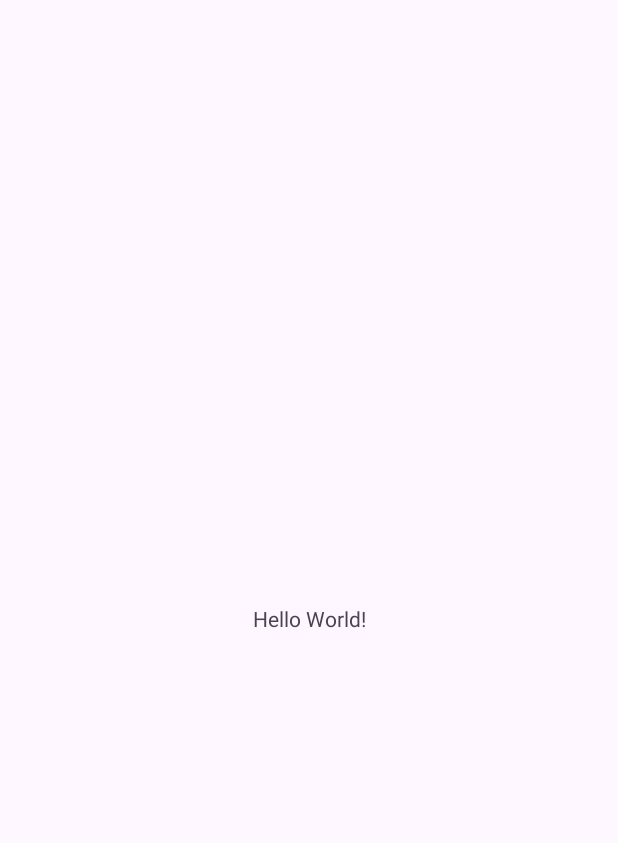
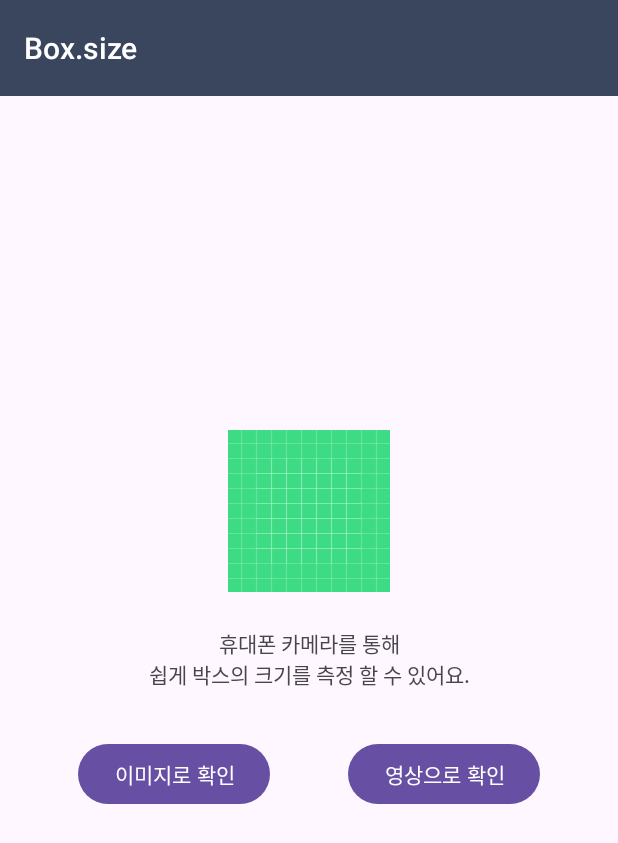
Before and after one commit to Box-size/box.size-android, an Android app: the screen it shows after launch (MainActivity), on a phone screen of 412 x 824 dp. Before the commit the part shown is almost empty. Shown: the top 843 px of the screen. Run offline under Robolectric (Android 15) with nearby library versions, the phone set to English and light mode, and no system bars.

Commit message:
feat: Make draft

```diff
--- a/app/src/main/AndroidManifest.xml
+++ b/app/src/main/AndroidManifest.xml
@@ -2,6 +2,11 @@
 <manifest xmlns:android="http://schemas.android.com/apk/res/android"
     xmlns:tools="http://schemas.android.com/tools">
 
+    <uses-feature android:name="android.hardware.camera.any" />
+    <uses-permission android:name="android.permission.CAMERA" />
+    <uses-permission android:name="android.permission.RECORD_AUDIO" />
+    <uses-permission android:name="android.permission.WRITE_EXTERNAL_STORAGE"
+        android:maxSdkVersion="28" />
     <application
         android:allowBackup="true"
         android:dataExtractionRules="@xml/data_extraction_rules"
--- /dev/null
+++ b/app/src/main/java/com/boxdotsize/boxdotsize_android/HomeFragment.kt
@@ -0,0 +1,39 @@
+package com.boxdotsize.boxdotsize_android
+
+import android.os.Bundle
+import android.view.LayoutInflater
+import android.view.View
+import android.view.ViewGroup
+import androidx.fragment.app.Fragment
+import androidx.navigation.fragment.findNavController
+import com.boxdotsize.boxdotsize_android.databinding.FragmentHomeBinding
+
+class HomeFragment: Fragment() {
+    private var _binding:FragmentHomeBinding?=null
+    private val binding get() = _binding!!
+
+    override fun onCreateView(
+        inflater: LayoutInflater,
+        container: ViewGroup?,
+        savedInstanceState: Bundle?
+    ): View? {
+        _binding= FragmentHomeBinding.inflate(inflater,container,false)
+        return binding.root
+    }
+
+    override fun onViewCreated(view: View, savedInstanceState: Bundle?) {
+        super.onViewCreated(view, savedInstanceState)
+
+        binding.btGoGallery.setOnClickListener {
+        }
+
+        binding.btGoVideo.setOnClickListener {
+            findNavController().navigate(R.id.action_homeFragment_to_previewFragment)
+        }
+    }
+
+    override fun onDestroyView() {
+        super.onDestroyView()
+        _binding=null
+    }
+}
--- a/app/src/main/res/layout/activity_main.xml
+++ b/app/src/main/res/layout/activity_main.xml
@@ -6,13 +6,17 @@
     android:layout_height="match_parent"
     tools:context=".MainActivity">
 
-    <TextView
-        android:layout_width="wrap_content"
-        android:layout_height="wrap_content"
-        android:text="Hello World!"
+    <androidx.fragment.app.FragmentContainerView
+        android:id="@+id/nav_host_fragment"
+        android:name="androidx.navigation.fragment.NavHostFragment"
+        android:layout_width="0dp"
+        android:layout_height="0dp"
+        app:layout_constraintLeft_toLeftOf="parent"
+        app:layout_constraintRight_toRightOf="parent"
+        app:layout_constraintTop_toTopOf="parent"
         app:layout_constraintBottom_toBottomOf="parent"
-        app:layout_constraintEnd_toEndOf="parent"
-        app:layout_constraintStart_toStartOf="parent"
-        app:layout_constraintTop_toTopOf="parent" />
+
+        app:defaultNavHost="true"
+        app:navGraph="@navigation/nav_graph" />
 
 </androidx.constraintlayout.widget.ConstraintLayout>
--- /dev/null
+++ b/app/src/main/res/layout/fragment_home.xml
@@ -0,0 +1,68 @@
+<?xml version="1.0" encoding="utf-8"?>
+<androidx.constraintlayout.widget.ConstraintLayout xmlns:android="http://schemas.android.com/apk/res/android"
+    xmlns:app="http://schemas.android.com/apk/res-auto"
+    xmlns:tools="http://schemas.android.com/tools"
+    android:layout_width="match_parent"
+    android:layout_height="match_parent">
+
+    <androidx.appcompat.widget.Toolbar
+        android:id="@+id/toolbar"
+        style="@style/CjToolbarStyle"
+        android:layout_width="0dp"
+        android:layout_height="wrap_content"
+        android:minHeight="?attr/actionBarSize"
+        android:theme="?attr/actionBarTheme"
+        app:layout_constraintEnd_toEndOf="parent"
+        app:layout_constraintStart_toStartOf="parent"
+        app:layout_constraintTop_toTopOf="parent"
+        app:title="Box.size" />
+
+    <TextView
+        android:id="@+id/tv_home_descripiton"
+        android:layout_width="wrap_content"
+        android:layout_height="wrap_content"
+        android:layout_marginTop="24dp"
+        android:text="@string/home_description"
+        android:textAlignment="center"
+        app:layout_constraintBottom_toTopOf="@+id/bt_go_gallery"
+        app:layout_constraintEnd_toEndOf="parent"
+        app:layout_constraintHorizontal_bias="0.5"
+        app:layout_constraintStart_toStartOf="parent"
+        app:layout_constraintTop_toBottomOf="@+id/iv_box_img" />
+
+    <ImageView
+        android:id="@+id/iv_box_img"
+        android:layout_width="wrap_content"
+        android:layout_height="wrap_content"
+        app:layout_constraintBottom_toTopOf="@+id/tv_home_descripiton"
+        app:layout_constraintEnd_toEndOf="parent"
+        app:layout_constraintHorizontal_bias="0.5"
+        app:layout_constraintStart_toStartOf="parent"
+        app:layout_constraintTop_toBottomOf="@+id/toolbar"
+        app:layout_constraintVertical_bias="0.44"
+        app:layout_constraintVertical_chainStyle="packed"
+        app:srcCompat="@drawable/ic_launcher_background" />
+
+    <Button
+        android:id="@+id/bt_go_gallery"
+        android:layout_width="wrap_content"
+        android:layout_height="wrap_content"
+        android:layout_marginTop="32dp"
+        android:text="@string/go_camera"
+        app:layout_constraintBottom_toBottomOf="parent"
+        app:layout_constraintEnd_toStartOf="@+id/bt_go_video"
+        app:layout_constraintHorizontal_bias="0.5"
+        app:layout_constraintStart_toStartOf="parent"
+        app:layout_constraintTop_toBottomOf="@+id/tv_home_descripiton" />
+
+    <Button
+        android:id="@+id/bt_go_video"
+        android:layout_width="wrap_content"
+        android:layout_height="wrap_content"
+        android:text="@string/go_video"
+        app:layout_constraintBottom_toBottomOf="@+id/bt_go_gallery"
+        app:layout_constraintEnd_toEndOf="parent"
+        app:layout_constraintHorizontal_bias="0.5"
+        app:layout_constraintStart_toEndOf="@+id/bt_go_gallery"
+        app:layout_constraintTop_toTopOf="@+id/bt_go_gallery" />
+</androidx.constraintlayout.widget.ConstraintLayout>
--- /dev/null
+++ b/app/src/main/res/navigation/nav_graph.xml
@@ -0,0 +1,19 @@
+<?xml version="1.0" encoding="utf-8"?>
+<navigation xmlns:android="http://schemas.android.com/apk/res/android"
+    xmlns:app="http://schemas.android.com/apk/res-auto"
+    android:id="@+id/nav_graph"
+    app:startDestination="@id/homeFragment">
+
+    <fragment
+        android:id="@+id/homeFragment"
+        android:name="com.boxdotsize.boxdotsize_android.HomeFragment"
+        android:label="HomeFragment" >
+        <action
+            android:id="@+id/action_homeFragment_to_previewFragment"
+            app:destination="@id/previewFragment" />
+    </fragment>
+    <fragment
+        android:id="@+id/previewFragment"
+        android:name="com.boxdotsize.boxdotsize_android.PreviewFragment"
+        android:label="PreviewFragment" />
+</navigation>
--- a/app/src/main/res/values/colors.xml
+++ b/app/src/main/res/values/colors.xml
@@ -2,4 +2,5 @@
 <resources>
     <color name="black">#FF000000</color>
     <color name="white">#FFFFFFFF</color>
+    <color name="cj_navy">#3A465E</color>
 </resources>
--- a/app/src/main/res/values/strings.xml
+++ b/app/src/main/res/values/strings.xml
@@ -1,3 +1,7 @@
 <resources>
-    <string name="app_name">BoxDotSize</string>
+    <string name="app_name">Box.Size</string>
+    <string name="home_description">휴대폰 카메라를 통해\n쉽게 박스의 크기를 측정 할 수 있어요.</string>
+    <string name="go_video">영상으로 확인</string>
+    <string name="go_camera">이미지로 확인</string>
+    <string name="video_guide">동영상 촬영 가이드라인</string>
 </resources>
--- /dev/null
+++ b/app/src/main/res/values/styles.xml
@@ -0,0 +1,7 @@
+<?xml version="1.0" encoding="utf-8"?>
+<resources>
+    <style name="CjToolbarStyle" parent="Widget.AppCompat.Toolbar">
+        <item name="android:background">@color/cj_navy</item>
+        <item name="titleTextColor">@color/white</item>
+    </style>
+</resources>
```
Also changed, not shown: app/build.gradle (+18 -0 lines), app/src/main/java/com/boxdotsize/boxdotsize_android/PermissionManager.kt (added, +51 -0 lines), app/src/main/java/com/boxdotsize/boxdotsize_android/PreviewFragment.kt (added, +125 -0 lines), app/src/main/res/layout/fragment_preview.xml (added, +48 -0 lines), 7 other files.
